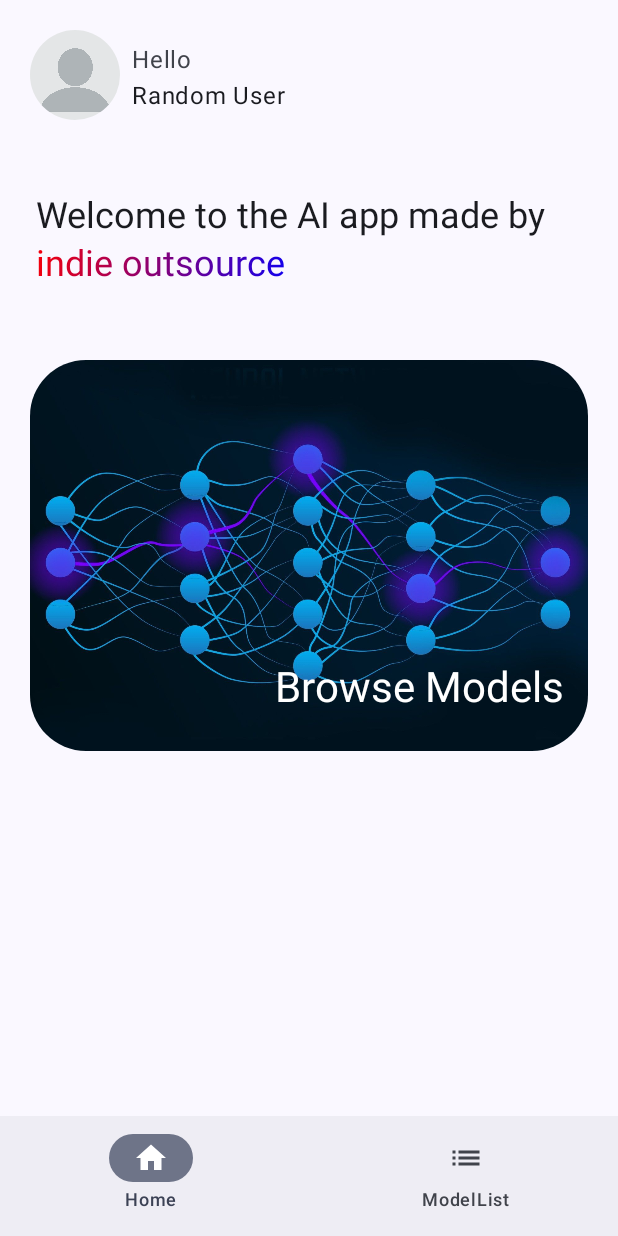
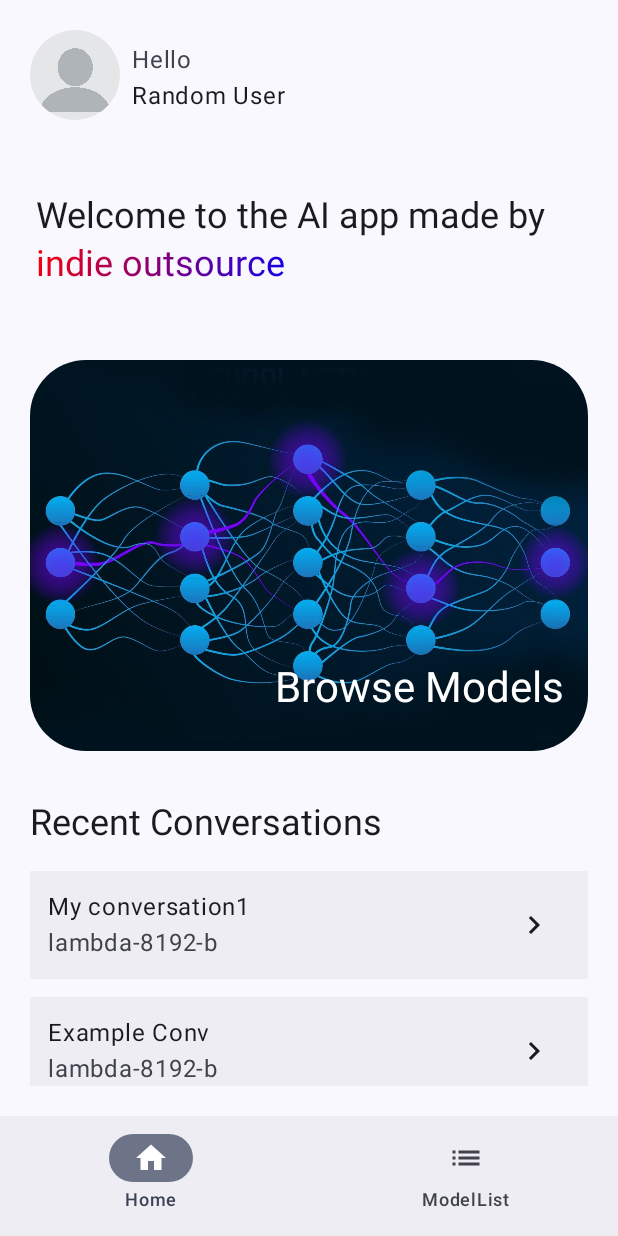
Before and after one commit to MatixExport/tul-mobile, an Android app built with Jetpack Compose: the screen it shows after launch (MainActivity), on a phone screen of 412 x 824 dp. Run offline under Robolectric (Android 15) with nearby library versions, the phone set to English and light mode, and no system bars; our stand-ins replace Dagger/Hilt's generated code.

Commit message:
add home view layout

```diff
--- /dev/null
+++ b/app/src/main/java/indie/outsource/ai/model/Conversation.kt
@@ -0,0 +1,7 @@
+package indie.outsource.ai.model
+
+data class Conversation (
+    var title : String,
+    var messages : List<Message>,
+    var modelId : String
+)
--- a/app/src/main/java/indie/outsource/ai/ui/views/home/HomeScreen.kt
+++ b/app/src/main/java/indie/outsource/ai/ui/views/home/HomeScreen.kt
@@ -14,8 +14,14 @@ import androidx.compose.foundation.layout.padding
 import androidx.compose.foundation.layout.size
 import androidx.compose.foundation.lazy.LazyColumn
 import androidx.compose.foundation.shape.RoundedCornerShape
+import androidx.compose.material.icons.Icons
+import androidx.compose.material.icons.automirrored.filled.KeyboardArrowRight
+import androidx.compose.material.icons.automirrored.filled.Send
+import androidx.compose.material.icons.automirrored.outlined.KeyboardArrowRight
 import androidx.compose.material3.Card
 import androidx.compose.material3.CardDefaults
+import androidx.compose.material3.Icon
+import androidx.compose.material3.IconButton
 import androidx.compose.material3.MaterialTheme
 import androidx.compose.material3.Text
 import androidx.compose.runtime.Composable
@@ -33,6 +39,7 @@ import androidx.compose.ui.text.withStyle
 import androidx.compose.ui.unit.dp
 import androidx.compose.ui.unit.sp
 import com.example.myapplication.R
+import indie.outsource.ai.model.Conversation
 
 @Composable
 fun HomeScreen(modifier: Modifier){
@@ -66,18 +73,13 @@ fun HomeScreenItems(
             BrowseModelsBox()
         }
 
-
         item{
-
-
-
+            RecentConversations()
         }
-
 
     }
 
 }
-
 
 @Composable
 fun UserHomeSection(modifier: Modifier = Modifier){
@@ -162,6 +164,85 @@ fun BrowseModelsBox(){
 }
 
 @Composable
-fun RecentConversations(){
+fun RecentConversations(modifier: Modifier = Modifier){
+    val conversationList = listOf(
+        Conversation(
+            "My conversation1",
+            listOf(),
+            "lambda-8192-b"
+        ),
+        Conversation(
+            "Example Conv",
+            listOf(),
+            "lambda-8192-b"
+        ),
+        Conversation(
+            "New conv",
+            listOf(),
+            "lambda-8192-b"
+        ),
+        Conversation(
+            "Lambada v1.2",
+            listOf(),
+            "lambda-8192-b"
+        )
+    )
+    Column(
+        modifier = Modifier
+            .padding(0.dp,32.dp,0.dp,0.dp)
+            .then(modifier)
+    ) {
+        Text(
+            text = "Recent Conversations",
+            style = MaterialTheme.typography.headlineSmall,
+            modifier = Modifier
+                .padding(0.dp,0.dp,0.dp,16.dp)
+                .then(modifier)
+        )
+        conversationList.forEach{conversation: Conversation ->
+            ConversationRow(conversation)
+        }
 
+    }
 }
+
+@Composable
+fun ConversationRow(conversation: Conversation, onClick: () -> Unit = {}){
+    Row(
+        modifier = Modifier
+            .padding(0.dp,0.dp,0.dp,12.dp)
+            .background(MaterialTheme.colorScheme.surfaceContainer)
+            .fillMaxWidth()
+            .clip(RoundedCornerShape(8.dp)),
+
+    ){
+        Column(
+            modifier = Modifier
+                .padding(12.dp)
+        ) {
+            Text(
+                text = conversation.title,
+            )
+            Text(
+                text = conversation.modelId,
+                color = MaterialTheme.colorScheme.onSurfaceVariant
+            )
+        }
+        Spacer(modifier = Modifier.weight(1f))
+        Column(
+            modifier = Modifier
+                .padding(12.dp),
+            horizontalAlignment = Alignment.End
+
+        ) {
+            IconButton(
+                onClick = onClick,
+            ) {
+                Icon(
+                    imageVector = Icons.AutoMirrored.Outlined.KeyboardArrowRight,
+                    contentDescription = "Load Conversation"
+                )
+            }
+        }
+    }
+}
--- a/app/src/main/java/indie/outsource/ai/ui/views/inference/InferenceScreen.kt
+++ b/app/src/main/java/indie/outsource/ai/ui/views/inference/InferenceScreen.kt
@@ -132,7 +132,6 @@ fun TextInput(onClick: (text:String) -> Unit,modifier: Modifier = Modifier) {
                 Icon(
                     imageVector = Icons.AutoMirrored.Filled.Send,
                     contentDescription = "Send"
-
                 )
             }
         }
```
